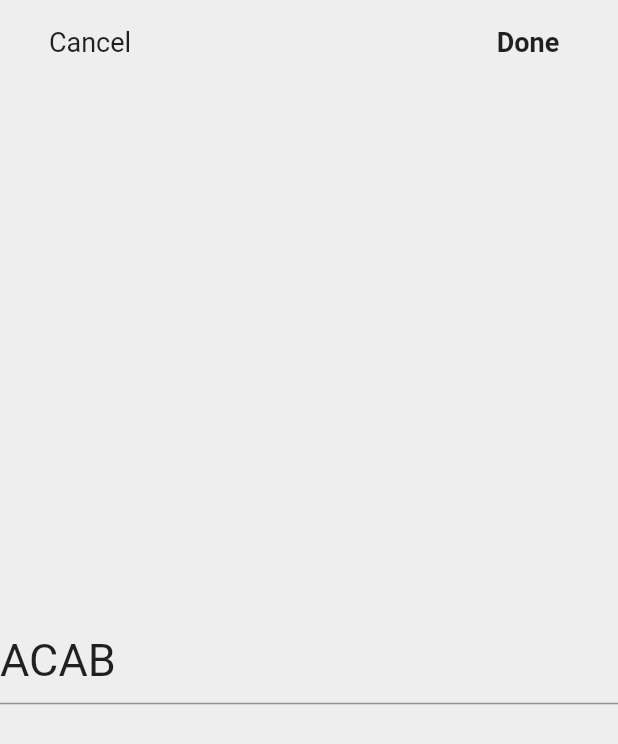
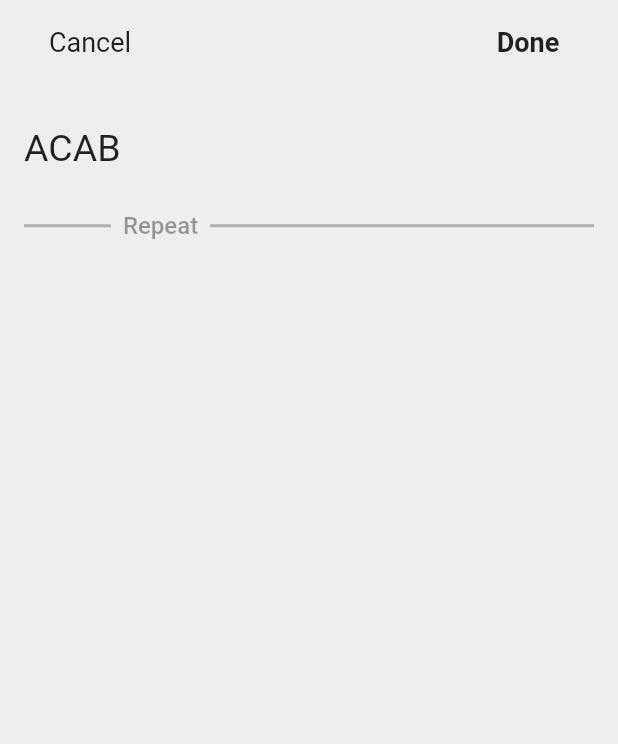
Before and after one commit to instinctools/routine, a Flutter app: the EditScreen screen opened directly, on a phone screen of 412 x 824 dp. Shown: the top 744 px of the screen. Run offline on Flutter 3.47's test engine with Material 2 defaults, Android fonts, the phone set to English and light mode, and no system bars.

Commit message:
add divider with label

```diff
--- a/Flutter/routine_flutter/lib/ui/edit/editscreen.dart
+++ b/Flutter/routine_flutter/lib/ui/edit/editscreen.dart
@@ -54,8 +54,19 @@ class _EditScreenState extends State<EditScreen> {
           ],
         ),
       ),
-      body: Center(
-        child: TitleInputForm(_controller, _titleFormKey),
+      body: Padding(
+        padding: EdgeInsets.fromLTRB(16, 16, 16, 0),
+        child: Column(
+          mainAxisAlignment: MainAxisAlignment.start,
+          crossAxisAlignment: CrossAxisAlignment.stretch,
+          children: <Widget>[
+            TitleInputForm(_controller, _titleFormKey),
+            Padding(
+              padding: EdgeInsets.only(top: 16.0),
+              child: DividerWithLabel(),
+            )
+          ],
+        ),
       ),
     );
   }
@@ -83,7 +94,7 @@ class _TitleInputFormState extends State<TitleInputForm> {
         validator: (value) =>
             value.isNotEmpty ? null : Strings.edit_input_error_message,
         decoration: InputDecoration(
-            focusedBorder: UnderlineInputBorder(),
+            border: InputBorder.none,
             hintStyle: Styles.edit_input_text_style,
             hintText: Strings.edit_text_input_hint,
             errorStyle: Styles.edit_input_error_style),
@@ -91,3 +102,38 @@ class _TitleInputFormState extends State<TitleInputForm> {
     );
   }
 }
+
+class DividerWithLabel extends StatelessWidget {
+  @override
+  Widget build(BuildContext context) {
+    return Row(
+      crossAxisAlignment: CrossAxisAlignment.center,
+      mainAxisSize: MainAxisSize.max,
+      children: <Widget>[
+        Expanded(
+          flex: 1,
+          child: Container(
+            margin: EdgeInsets.only(right: Dimens.COMMON_PADDING),
+            child: Divider(
+                thickness: Dimens.edit_divider_thickness,
+                color: Colors.black26),
+          ),
+        ),
+        Text(
+          Strings.edit_divider_label,
+          style: Styles.edit_divider_label_style,
+        ),
+        Expanded(
+          flex: 4,
+          child: Container(
+            margin: EdgeInsets.only(left: Dimens.COMMON_PADDING),
+            child: Divider(
+              thickness: Dimens.edit_divider_thickness,
+              color: Colors.black26,
+            ),
+          ),
+        )
+      ],
+    );
+  }
+}
--- a/Flutter/routine_flutter/lib/utils/consts.dart
+++ b/Flutter/routine_flutter/lib/utils/consts.dart
@@ -7,6 +7,7 @@ class Strings {
   static const String EDIT_DONE_BUTTON_TEXT = 'Done';
   static const String edit_text_input_hint = 'Type recurring task name...';
   static const String edit_input_error_message = 'Title should be not empty!';
+  static const String edit_divider_label = 'Repeat';
 }
 
 class Dimens {
@@ -15,6 +16,8 @@ class Dimens {
   static const double COMMON_PADDING_DOUBLE = 16.0;
 
   static const double ITEM_BOX_BORDER_RADIUS = 8.0;
+
+  static const double edit_divider_thickness = 2.0;
 }
 
 class ColorsRes {
--- a/Flutter/routine_flutter/lib/utils/styles.dart
+++ b/Flutter/routine_flutter/lib/utils/styles.dart
@@ -7,7 +7,7 @@ class Styles {
 
   // ignore: non_constant_identifier_names
   static TextStyle TODO_ITEM_TITLE_TEXT =
-  TextStyle(color: Colors.white.withOpacity(0.95), fontSize: 19.0);
+      TextStyle(color: Colors.white.withOpacity(0.95), fontSize: 19.0);
 
   static const TODO_ITEM_TIME_TEXT = TextStyle(
     color: Colors.white54,
@@ -15,14 +15,16 @@ class Styles {
   );
 
   static const edit_appbar_done_text_style =
-  TextStyle(fontWeight: FontWeight.bold, fontSize: 18.0);
+      TextStyle(fontWeight: FontWeight.bold, fontSize: 18.0);
 
   static const edit_appbar_cancel_text_style =
-  TextStyle(fontWeight: FontWeight.w400, fontSize: 18.0);
+      TextStyle(fontWeight: FontWeight.w400, fontSize: 18.0);
 
-  static const edit_input_text_style =
-  TextStyle( fontSize: 30.0);
+  static const edit_input_text_style = TextStyle(fontSize: 25.0);
 
   static const edit_input_error_style =
-  TextStyle(fontWeight: FontWeight.w400, fontSize: 18.0);
+      TextStyle(fontWeight: FontWeight.w400, fontSize: 18.0);
+
+  static const edit_divider_label_style = TextStyle(
+      fontWeight: FontWeight.w500, fontSize: 16.0, color: Colors.black38);
 }
```
